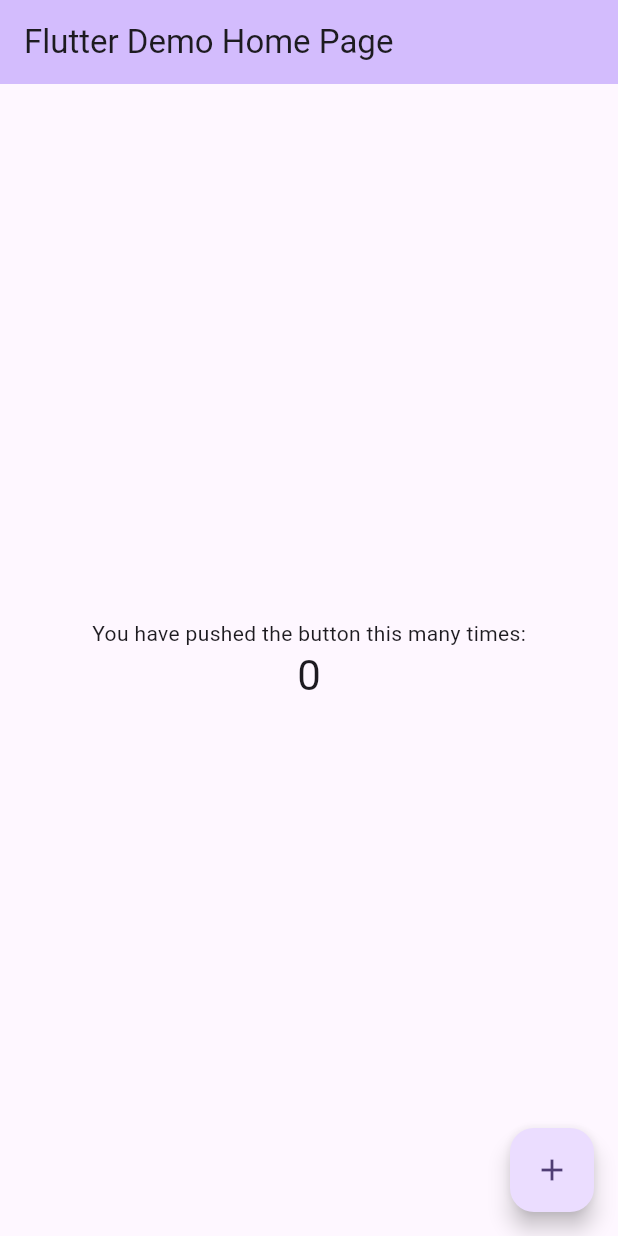
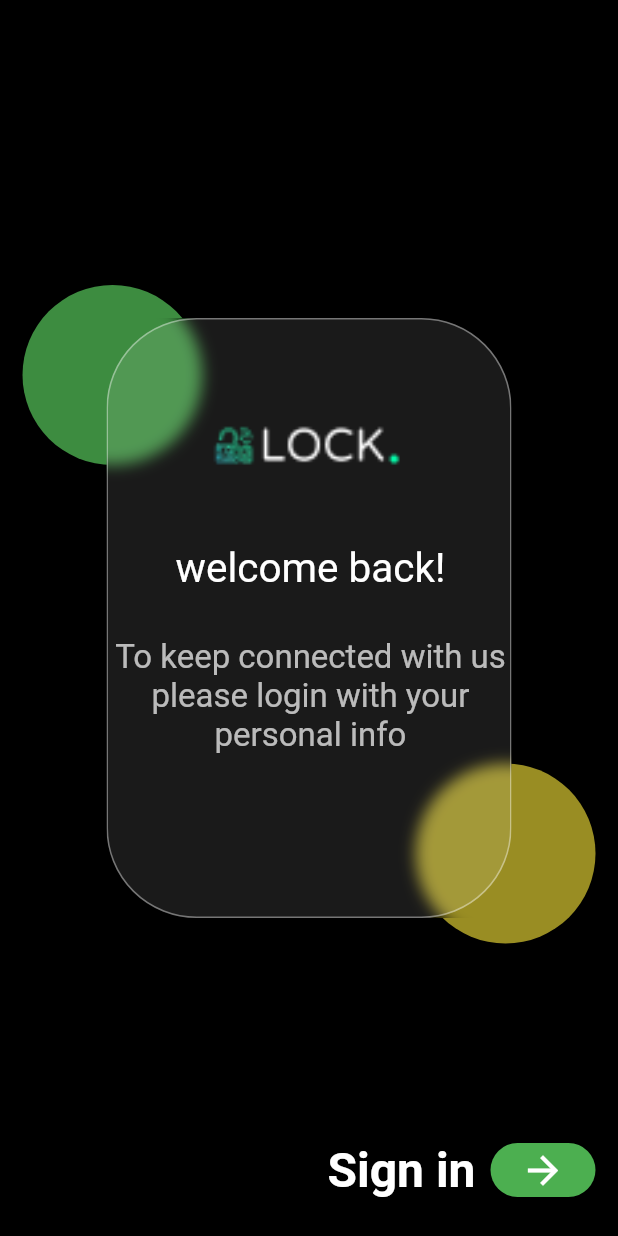
Before and after one commit to ebrahimElsayd/managementApp, a Flutter app: the screen it shows after launch, on a phone screen of 412 x 824 dp. Run offline on Flutter 3.47's test engine with Material 3 defaults, Android fonts, the phone set to English and light mode, and no system bars.

Commit message:
+structure +signIn

```diff
--- a/lib/layout/homeLayout.dart
+++ b/lib/layout/homeLayout.dart
@@ -0,0 +1,162 @@
+import 'dart:ui';
+
+import 'package:flutter/material.dart';
+import 'package:managementapp/screens/LoginScreen/LoginScreen.dart';
+
+class HomeLayout extends StatelessWidget {
+  static const String routeName="homeLayout";
+
+  const HomeLayout({super.key});
+  @override
+  Widget build(BuildContext context) {
+    return Scaffold(
+      backgroundColor: Colors.black,
+
+      body: Stack(
+        alignment: Alignment.topLeft,
+        children: [
+          Positioned(
+            top: 190,
+            left: 15,
+            child: Container(
+              width: 120,
+              height: 120,
+              decoration: BoxDecoration(
+                color: Colors.green.withOpacity(0.8),
+                shape: BoxShape.circle,
+              ),
+            ),
+          ),
+          Positioned(
+            bottom: 195,
+            right: 15,
+            child: Container(
+              width: 120,
+              height: 120,
+              decoration: BoxDecoration(
+                color: Colors.yellow.withOpacity(0.6),
+                shape: BoxShape.circle,
+              ),
+            ),
+          ),
+          Center(
+            child: ClipRRect(
+
+              borderRadius: BorderRadius.circular(20),
+              child: BackdropFilter(
+                filter: ImageFilter.blur(sigmaX: 5, sigmaY: 5),
+                child: Container(
+
+                  width: 270,
+                  height: 400,
+                  padding:const  EdgeInsets.only(top: 40,left:2 ),
+                  decoration: BoxDecoration(
+                    color: Colors.white.withOpacity(0.1),
+                    borderRadius: BorderRadius.circular(60),
+                    border: Border.all(width: BorderSide.strokeAlignOutside,
+                      color: Colors.white.withOpacity(0.4),
+                    ),
+                  ),
+                  child:  Column(
+                    mainAxisSize: MainAxisSize.min,
+                    children: [
+                      Column(
+                        children: [
+                          Align(
+                           // alignment: Alignment.center,
+                            child:  Container(
+                            //  color: Colors.white,
+                              margin:const EdgeInsets.only(),
+                              //  alignment: Alignment(100, 200),
+                              child:
+                              const      Image(image: AssetImage("assets/images/lockImg.png",),fit:BoxFit.fill ,height:90 ,),
+                            ),
+                          ),
+                          // Row(
+                          //   mainAxisAlignment: MainAxisAlignment.center,
+                          //   // crossAxisAlignment: CrossAxisAlignment.center,
+                          //   children: [
+                          //     Icon(Icons.lock_outline,
+                          //         size: 50, color: Colors.green),
+                          //     Text(
+                          //       'LOCK',
+                          //       style: TextStyle(
+                          //         color: Colors.white,
+                          //         fontSize: 32,
+                          //         fontWeight: FontWeight.bold,
+                          //       ),textAlign: TextAlign.center,
+                          //     ),
+                          //   ],
+                          // ),
+                        const  SizedBox(height: 20),
+                          const  Text(
+                            'welcome back!',
+                            style: TextStyle(
+                              color: Colors.white,
+                              fontSize: 27,
+                            ),
+                          ),
+                          const SizedBox(height: 30),
+                          const  Text(
+                            'To keep connected with us please login with your personal info',
+                            textAlign: TextAlign.center,
+                            style: TextStyle(fontSize: 22,
+                              color: Colors.white70,
+                            ),
+                          ),
+                        ],
+                      ),
+                      const  SizedBox(height: 30),
+                    ],
+                  ),
+                ),
+              ),
+            ),
+          ),
+          Align(
+            alignment: Alignment.bottomRight,
+            heightFactor: 120,
+            widthFactor: 120,
+            child: Padding(
+              padding: const EdgeInsets.only(right: 15, bottom: 20),
+              child: Row(
+                mainAxisAlignment: MainAxisAlignment.end,
+                children: [
+                  const  Text(
+                    'Sign in',
+                    style: TextStyle(
+                        color: Colors.white,
+                        fontSize: 32,
+                        fontWeight: FontWeight.bold),
+                  ),
+                const  SizedBox(
+                    width: 10,
+                  ),
+                  ElevatedButton(
+                      onPressed: () {
+                      Navigator.of(context).pushNamed(LoginScreen.routeName);
+                      },
+                      style: ElevatedButton.styleFrom(
+                        backgroundColor: Colors.green,
+                        shape: RoundedRectangleBorder(
+                          borderRadius: BorderRadius.circular(30),
+                        ),
+                        padding:
+                        EdgeInsets.symmetric(horizontal: 20, vertical: 1),
+                      ),
+                      child:const  Icon(
+                        Icons.arrow_forward_sharp,
+                        size: 30,
+                        color: Colors.white,
+                      )),
+                ],
+              ),
+            ),
+          ),
+        ],
+      ),
+
+    );
+  }
+
+}
--- a/lib/main.dart
+++ b/lib/main.dart
@@ -1,8 +1,14 @@
 import 'package:flutter/material.dart';
+import 'dart:ui';
+
+import 'package:managementapp/layout/homeLayout.dart';
+import 'package:managementapp/screens/LoginScreen/LoginScreen.dart'; // Required for the BackdropFilter
 
 void main() {
-  runApp(const MyApp());
+  runApp(MyApp());
 }
+
+
 
 class MyApp extends StatelessWidget {
   const MyApp({super.key});
@@ -11,115 +17,24 @@
   @override
   Widget build(BuildContext context) {
     return MaterialApp(
+      debugShowCheckedModeBanner: false,
       title: 'Flutter Demo',
       theme: ThemeData(
-        // This is the theme of your application.
-        //
-        // TRY THIS: Try running your application with "flutter run". You'll see
-        // the application has a purple toolbar. Then, without quitting the app,
-        // try changing the seedColor in the colorScheme below to Colors.green
-        // and then invoke "hot reload" (save your changes or press the "hot
-        // reload" button in a Flutter-supported IDE, or press "r" if you used
-        // the command line to start the app).
-        //
-        // Notice that the counter didn't reset back to zero; the application
-        // state is not lost during the reload. To reset the state, use hot
-        // restart instead.
-        //
-        // This works for code too, not just values: Most code changes can be
-        // tested with just a hot reload.
-        colorScheme: ColorScheme.fromSeed(seedColor: Colors.deepPurple),
-        useMaterial3: true,
+
+        colorScheme: ColorScheme.fromSeed(seedColor: Colors.blue),
+        primaryColor: Colors.blue,
+        scaffoldBackgroundColor: Color(0xFFDFECDB),
+        floatingActionButtonTheme: FloatingActionButtonThemeData(
+          backgroundColor: Colors.blue,
+        ),
+        useMaterial3: false,
       ),
-      home: const MyHomePage(title: 'Flutter Demo Home Page'),
+      routes: {
+        HomeLayout.routeName: (context)=>HomeLayout(),
+        LoginScreen.routeName:(context)=>LoginScreen()
+      },
+      initialRoute:HomeLayout.routeName,
     );
+
   }
 }
-
-class MyHomePage extends StatefulWidget {
-  const MyHomePage({super.key, required this.title});
-
-  // This widget is the home page of your application. It is stateful, meaning
-  // that it has a State object (defined below) that contains fields that affect
-  // how it looks.
-
-  // This class is the configuration for the state. It holds the values (in this
-  // case the title) provided by the parent (in this case the App widget) and
-  // used by the build method of the State. Fields in a Widget subclass are
-  // always marked "final".
-
-  final String title;
-
-  @override
-  State<MyHomePage> createState() => _MyHomePageState();
-}
-
-class _MyHomePageState extends State<MyHomePage> {
-  int _counter = 0;
-
-  void _incrementCounter() {
-    setState(() {
-      // This call to setState tells the Flutter framework that something has
-      // changed in this State, which causes it to rerun the build method below
-      // so that the display can reflect the updated values. If we changed
-      // _counter without calling setState(), then the build method would not be
-      // called again, and so nothing would appear to happen.
-      _counter++;
-    });
-  }
-
-  @override
-  Widget build(BuildContext context) {
-    // This method is rerun every time setState is called, for instance as done
-    // by the _incrementCounter method above.
-    //
-    // The Flutter framework has been optimized to make rerunning build methods
-    // fast, so that you can just rebuild anything that needs updating rather
-    // than having to individually change instances of widgets.
-    return Scaffold(
-      appBar: AppBar(
-        // TRY THIS: Try changing the color here to a specific color (to
-        // Colors.amber, perhaps?) and trigger a hot reload to see the AppBar
-        // change color while the other colors stay the same.
-        backgroundColor: Theme.of(context).colorScheme.inversePrimary,
-        // Here we take the value from the MyHomePage object that was created by
-        // the App.build method, and use it to set our appbar title.
-        title: Text(widget.title),
-      ),
-      body: Center(
-        // Center is a layout widget. It takes a single child and positions it
-        // in the middle of the parent.
-        child: Column(
-          // Column is also a layout widget. It takes a list of children and
-          // arranges them vertically. By default, it sizes itself to fit its
-          // children horizontally, and tries to be as tall as its parent.
-          //
-          // Column has various properties to control how it sizes itself and
-          // how it positions its children. Here we use mainAxisAlignment to
-          // center the children vertically; the main axis here is the vertical
-          // axis because Columns are vertical (the cross axis would be
-          // horizontal).
-          //
-          // TRY THIS: Invoke "debug painting" (choose the "Toggle Debug Paint"
-          // action in the IDE, or press "p" in the console), to see the
-          // wireframe for each widget.
-          mainAxisAlignment: MainAxisAlignment.center,
-          children: <Widget>[
-            const Text(
-              'You have pushed the button this many times:',
-            ),
-            Text(
-              '$_counter',
-              style: Theme.of(context).textTheme.headlineMedium,
-            ),
-          ],
-        ),
-      ),
-      floatingActionButton: FloatingActionButton(
-        onPressed: _incrementCounter,
-        tooltip: 'Increment',
-        child: const Icon(Icons.add),
-      ), // This trailing comma makes auto-formatting nicer for build methods.
-    );
-  }
-}
--- /dev/null
+++ b/lib/screens/LoginScreen/validationUtilities.dart
@@ -0,0 +1,4 @@
+bool IsValidEmail(String ?email){
+  if(email==null)return false;
+  return RegExp(r"^[a-zA-Z0-9.a-zA-Z0-9.!#$%&'*+-/=?^_`{|}~]+@[a-zA-Z0-9]+\.[a-zA-Z]+")
+    .hasMatch(email);}
--- a/pubspec.yaml
+++ b/pubspec.yaml
@@ -59,8 +59,8 @@ flutter:
   uses-material-design: true
 
   # To add assets to your application, add an assets section, like this:
-  # assets:
-  #   - images/a_dot_burr.jpeg
+  assets:
+     - assets/images/
   #   - images/a_dot_ham.jpeg
 
   # An image asset can refer to one or more resolution-specific "variants", see
```
Also changed, not shown: lib/screens/LoginScreen/LoginScreen.dart (added, +132 -0 lines), lib/screens/TextFormFeild.dart (added, +65 -0 lines), assets/images/lockImg.png (added), assets/images/loginBg.png (added), assets/images/loginBg@2x.png (added), assets/images/loginBg@3x.png (added), 2 other files.
